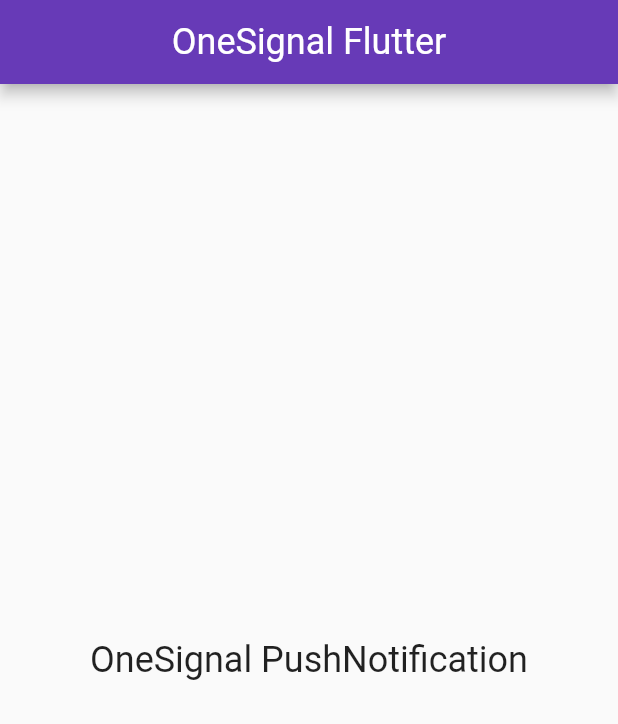
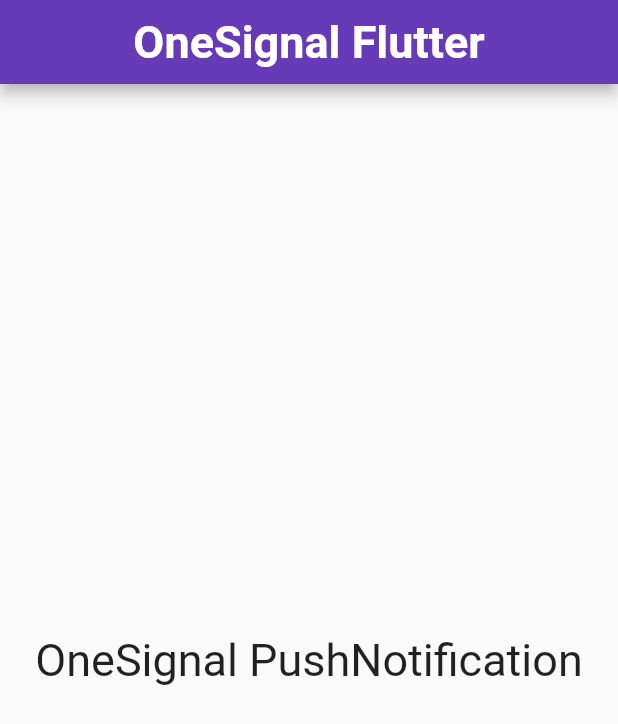
Before and after one commit to MuhammadBilalAkbar/onesignal_flutter_package, a Flutter app: the screen it shows after launch, on a phone screen of 412 x 824 dp. Shown: the top 724 px of the screen. Run offline on Flutter 3.47's test engine with Material 2 defaults, Android fonts, the phone set to English and light mode, and no system bars; missing offline and left inert: onesignal_flutter.

Commit message:
Initial commit

```diff
--- a/lib/main.dart
+++ b/lib/main.dart
@@ -1,9 +1,7 @@
 import 'package:flutter/material.dart';
 import 'package:onesignal_flutter/onesignal_flutter.dart';
 
-void main() {
-  runApp(const MyApp());
-}
+void main() => runApp(const MyApp());
 
 class MyApp extends StatelessWidget {
   const MyApp({Key? key}) : super(key: key);
@@ -14,11 +12,14 @@ class MyApp extends StatelessWidget {
         theme: ThemeData(
           primarySwatch: Colors.deepPurple,
           appBarTheme: const AppBarTheme(
-            titleTextStyle: TextStyle(fontSize: 24.0),
+            titleTextStyle: TextStyle(
+              fontSize: 30.0,
+              fontWeight: FontWeight.bold,
+            ),
             centerTitle: true,
           ),
           textTheme: const TextTheme(
-            titleLarge: TextStyle(fontSize: 24.0),
+            bodyMedium: TextStyle(fontSize: 30.0),
           ),
         ),
       );
@@ -32,7 +33,7 @@ class OneSignalFlutter extends StatefulWidget {
 }
 
 class OneSignalFlutterState extends State<OneSignalFlutter> {
-  static const oneSignalAppId = 'd7509317-3652-4ff2-aea7-6db90d693a51';
+  final oneSignalAppId = 'd7509317-3652-4ff2-aea7-6db90d693a51';
 
   @override
   void initState() {
@@ -45,12 +46,8 @@ class OneSignalFlutterState extends State<OneSignalFlutter> {
         appBar: AppBar(
           title: const Text('OneSignal Flutter'),
         ),
-        body: Center(
-          child: Text(
-            'OneSignal PushNotification',
-            style: TextStyle(
-                fontSize: Theme.of(context).textTheme.titleLarge!.fontSize),
-          ),
+        body: const Center(
+          child: Text('OneSignal PushNotification'),
         ),
       );
 }
```
